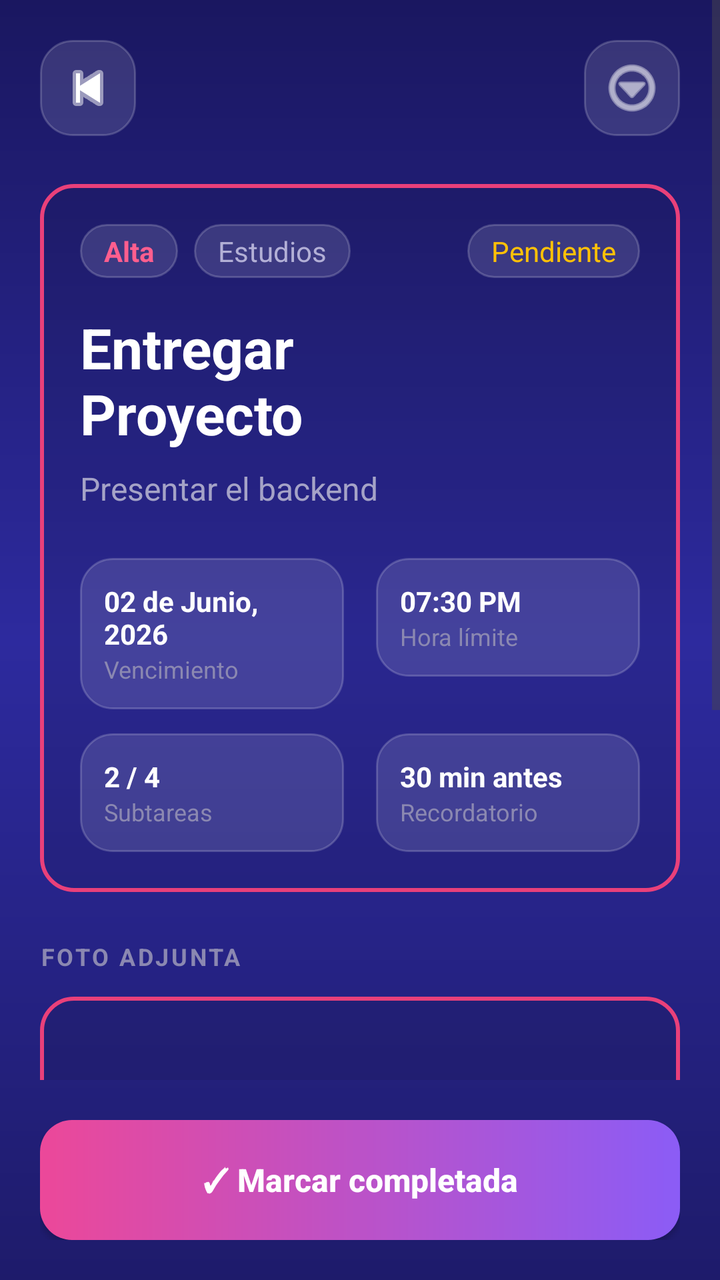
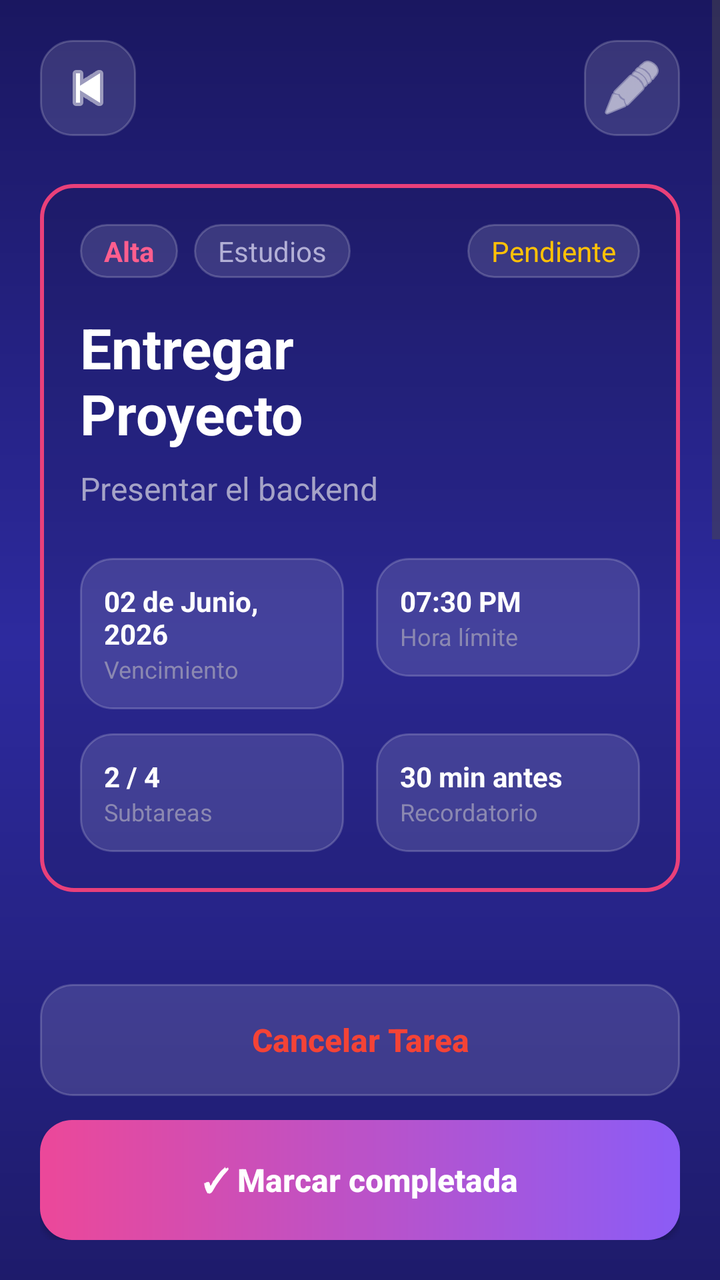

Screens rendered from an Android XML layout before and after an edit, with the pre-edit source and the edit as a unified diff.
<!-- AndroidManifest.xml: application theme Theme.AppTareas -->
<!-- res/layout/detalle_tarea.xml -->
<?xml version="1.0" encoding="utf-8"?>
<androidx.constraintlayout.widget.ConstraintLayout
    xmlns:android="http://schemas.android.com/apk/res/android"
    xmlns:app="http://schemas.android.com/apk/res-auto"
    android:layout_width="match_parent"
    android:layout_height="match_parent"
    android:background="@drawable/bg_gradient_login">

    <ScrollView
        android:id="@+id/scrollView"
        android:layout_width="match_parent"
        android:layout_height="0dp"
        android:clipToPadding="false"
        android:paddingBottom="20dp"
        app:layout_constraintTop_toTopOf="parent"
        app:layout_constraintBottom_toTopOf="@+id/bottom_container"
        app:layout_constraintStart_toStartOf="parent"
        app:layout_constraintEnd_toEndOf="parent">

        <LinearLayout
            android:layout_width="match_parent"
            android:layout_height="wrap_content"
            android:orientation="vertical"
            android:padding="20dp">

            <RelativeLayout
                android:layout_width="match_parent"
                android:layout_height="wrap_content"
                android:layout_marginBottom="24dp">

                <ImageButton
                    android:id="@+id/btn_back"
                    android:layout_width="48dp"
                    android:layout_height="48dp"
                    android:layout_alignParentStart="true"
                    android:background="@drawable/bg_glass_input"
                    android:src="@android:drawable/ic_media_previous"
                    android:contentDescription="@string/desc_boton_volver"
                    app:tint="#FFFFFF" />

                <ImageButton
                    android:id="@+id/btn_options"
                    android:layout_width="48dp"
                    android:layout_height="48dp"
                    android:layout_alignParentEnd="true"
                    android:background="@drawable/bg_glass_input"
                    android:src="@android:drawable/ic_menu_more"
                    android:contentDescription="@string/desc_boton_opciones"
                    app:tint="#FFFFFF" />
            </RelativeLayout>

            <LinearLayout
                android:layout_width="match_parent"
                android:layout_height="wrap_content"
                android:background="@drawable/bg_option_selected"
                android:orientation="vertical"
                android:padding="20dp">

                <RelativeLayout
                    android:layout_width="match_parent"
                    android:layout_height="wrap_content"
                    android:layout_marginBottom="16dp">

                    <LinearLayout
                        android:layout_width="wrap_content"
                        android:layout_height="wrap_content"
                        android:orientation="horizontal">

                        <TextView
                            android:id="@+id/tv_prioridad"
                            android:layout_width="wrap_content"
                            android:layout_height="wrap_content"
                            android:text="@string/prioridad_alta"
                            android:textColor="#FF5E8E"
                            android:textStyle="bold"
                            android:paddingHorizontal="12dp"
                            android:paddingVertical="4dp"
                            android:background="@drawable/bg_glass_input" />

                        <TextView
                            android:id="@+id/tv_categoria"
                            android:layout_width="wrap_content"
                            android:layout_height="wrap_content"
                            android:layout_marginStart="8dp"
                            android:text="@string/cat_estudios"
                            android:textColor="#B3B0D6"
                            android:paddingHorizontal="12dp"
                            android:paddingVertical="4dp"
                            android:background="@drawable/bg_glass_input" />
                    </LinearLayout>

                    <TextView
                        android:id="@+id/tv_estado"
                        android:layout_width="wrap_content"
                        android:layout_height="wrap_content"
                        android:layout_alignParentEnd="true"
                        android:text="@string/estado_pendiente"
                        android:textColor="#FFC107"
                        android:paddingHorizontal="12dp"
                        android:paddingVertical="4dp"
                        android:background="@drawable/bg_glass_input" />
                </RelativeLayout>

                <TextView
                    android:id="@+id/tv_titulo_tarea"
                    android:layout_width="match_parent"
                    android:layout_height="wrap_content"
                    android:text="@string/titulo_tarea_ejemplo"
                    android:textColor="#FFFFFF"
                    android:textSize="28sp"
                    android:textStyle="bold"
                    android:layout_marginBottom="8dp"/>

                <TextView
                    android:id="@+id/tv_descripcion_tarea"
                    android:layout_width="match_parent"
                    android:layout_height="wrap_content"
                    android:text="@string/desc_tarea_ejemplo"
                    android:textColor="#A5A3C7"
                    android:textSize="16sp"
                    android:layout_marginBottom="24dp"/>

                <GridLayout
                    android:layout_width="match_parent"
                    android:layout_height="wrap_content"
                    android:columnCount="2"
                    android:rowCount="2">

                    <LinearLayout
                        android:layout_width="0dp"
                        android:layout_height="wrap_content"
                        android:layout_columnWeight="1"
                        android:layout_marginEnd="8dp"
                        android:layout_marginBottom="12dp"
                        android:background="@drawable/bg_glass_input"
                        android:orientation="vertical"
                        android:padding="12dp">
                        <TextView
                            android:id="@+id/tv_fecha"
                            android:layout_width="wrap_content"
                            android:layout_height="wrap_content"
                            android:text="02 de Junio, 2026"
                            android:textColor="#FFFFFF"
                            android:textStyle="bold"/>

                        <TextView
                            android:layout_width="wrap_content"
                            android:layout_height="wrap_content"
                            android:text="@string/label_vencimiento"
                            android:textColor="#8B88B1"
                            android:textSize="12sp"/>
                    </LinearLayout>

                    <LinearLayout
                        android:layout_width="0dp"
                        android:layout_height="wrap_content"
                        android:layout_columnWeight="1"
                        android:layout_marginStart="8dp"
                        android:layout_marginBottom="12dp"
                        android:background="@drawable/bg_glass_input"
                        android:orientation="vertical"
                        android:padding="12dp">
                        <TextView
                            android:id="@+id/tv_hora"
                            android:layout_width="wrap_content"
                            android:layout_height="wrap_content"
                            android:text="07:30 PM"
                            android:textColor="#FFFFFF"
                            android:textStyle="bold"/>
                        <TextView
                            android:layout_width="wrap_content"
                            android:layout_height="wrap_content"
                            android:text="@string/label_hora_limite"
                            android:textColor="#8B88B1"
                            android:textSize="12sp"/>
                    </LinearLayout>

                    <LinearLayout
                        android:layout_width="0dp"
                        android:layout_height="wrap_content"
                        android:layout_columnWeight="1"
                        android:layout_marginEnd="8dp"
                        android:background="@drawable/bg_glass_input"
                        android:orientation="vertical"
                        android:padding="12dp">
                        <TextView
                            android:layout_width="wrap_content"
                            android:layout_height="wrap_content"
                            android:text="@string/subtareas_ejemplo"
                            android:textColor="#FFFFFF"
                            android:textStyle="bold"/>
                        <TextView
                            android:layout_width="wrap_content"
                            android:layout_height="wrap_content"
                            android:text="@string/label_subtareas"
                            android:textColor="#8B88B1"
                            android:textSize="12sp"/>
                    </LinearLayout>

                    <LinearLayout
                        android:layout_width="0dp"
                        android:layout_height="wrap_content"
                        android:layout_columnWeight="1"
                        android:layout_marginStart="8dp"
                        android:background="@drawable/bg_glass_input"
                        android:orientation="vertical"
                        android:padding="12dp">
                        <TextView
                            android:layout_width="wrap_content"
                            android:layout_height="wrap_content"
                            android:text="@string/recordatorio_ejemplo"
                            android:textColor="#FFFFFF"
                            android:textStyle="bold"/>
                        <TextView
                            android:layout_width="wrap_content"
                            android:layout_height="wrap_content"
                            android:text="@string/label_recordatorio"
                            android:textColor="#8B88B1"
                            android:textSize="12sp"/>
                    </LinearLayout>

                </GridLayout>
            </LinearLayout>

            <TextView
                android:layout_width="wrap_content"
                android:layout_height="wrap_content"
                android:layout_marginTop="24dp"
                android:layout_marginBottom="12dp"
                android:text="@string/label_foto_adjunta"
                android:textColor="#8B88B1"
                android:textStyle="bold"
                android:letterSpacing="0.1"
                android:textSize="12sp"/>

            <FrameLayout
                android:layout_width="match_parent"
                android:layout_height="120dp"
                android:background="@drawable/bg_option_selected">
                <TextView
                    android:layout_width="wrap_content"
                    android:layout_height="wrap_content"
                    android:text="@string/foto_ejemplo"
                    android:textColor="#B3B0D6"
                    android:layout_gravity="center"/>
            </FrameLayout>

            <TextView
                android:layout_width="wrap_content"
                android:layout_height="wrap_content"
                android:layout_marginTop="24dp"
                android:layout_marginBottom="12dp"
                android:text="@string/label_ubicacion"
                android:textColor="#8B88B1"
                android:textStyle="bold"
                android:letterSpacing="0.1"
                android:textSize="12sp"/>

            <FrameLayout
                android:layout_width="match_parent"
                android:layout_height="100dp"
                android:background="@drawable/bg_option_selected"/>

        </LinearLayout>
    </ScrollView>

    <LinearLayout
        android:id="@+id/bottom_container"
        android:layout_width="match_parent"
        android:layout_height="wrap_content"
        android:orientation="horizontal"
        android:padding="20dp"
        app:layout_constraintBottom_toBottomOf="parent"
        app:layout_constraintStart_toStartOf="parent"
        app:layout_constraintEnd_toEndOf="parent">

        <androidx.appcompat.widget.AppCompatButton
            android:id="@+id/btn_completar"
            android:layout_width="0dp"
            android:layout_height="60dp"
            android:layout_weight="1"
            android:background="@drawable/bg_button_gradient"
            android:text="@string/btn_marcar_completada"
            android:textColor="#FFFFFF"
            android:textAllCaps="false"
            android:textStyle="bold"
            android:textSize="16sp"/>

    </LinearLayout>

</androidx.constraintlayout.widget.ConstraintLayout>
<!-- resources referenced by this layout -->
<resources>
  <!-- drawable bg_button_gradient (drawable) -->
  <?xml version="1.0" encoding="utf-8"?>
  <shape xmlns:android="http://schemas.android.com/apk/res/android"
      android:shape="rectangle">
      <gradient
          android:type="linear"
          android:angle="0"
          android:startColor="#FFEC4899"
          android:endColor="#FF8B5CF6" />
      <corners android:radius="16dp" />
  </shape>
  <!-- drawable bg_glass_input (drawable) -->
  <?xml version="1.0" encoding="utf-8"?>
  <shape xmlns:android="http://schemas.android.com/apk/res/android">
      <solid android:color="#20FFFFFF" />
  
      <corners android:radius="16dp" />
  
      <stroke
          android:width="1dp"
          android:color="#30FFFFFF" />
  </shape>
  <!-- drawable bg_gradient_login (drawable) -->
  <?xml version="1.0" encoding="utf-8"?>
  <shape xmlns:android="http://schemas.android.com/apk/res/android">
  
      <gradient
          android:type="linear"
          android:angle="160"
          android:startColor="#FF1A1760"
          android:centerColor="#FF2D2A9E"
          android:endColor="#FF1E1B6B" />
  
  
  </shape>
  <!-- drawable bg_option_selected (drawable) -->
  <?xml version="1.0" encoding="utf-8"?>
  <shape xmlns:android="http://schemas.android.com/apk/res/android">
      <solid android:color="#2015152A" />
  
      <corners android:radius="16dp" />
  
      <stroke
          android:width="2dp"
          android:color="#E9407A" />
  </shape>
  <string name="btn_marcar_completada">✓ Marcar completada</string>
  <string name="cat_estudios">Estudios</string>
  <string name="desc_boton_opciones">Opciones de la tarea</string>
  <string name="desc_boton_volver">Volver atrás</string>
  <string name="desc_tarea_ejemplo">Presentar el backend</string>
  <string name="estado_pendiente">Pendiente</string>
  <string name="foto_ejemplo">foto.jpg</string>
  <string name="label_foto_adjunta">FOTO ADJUNTA</string>
  <string name="label_hora_limite">Hora límite</string>
  <string name="label_recordatorio">Recordatorio</string>
  <string name="label_subtareas">Subtareas</string>
  <string name="label_ubicacion">UBICACIÓN</string>
  <string name="label_vencimiento">Vencimiento</string>
  <string name="prioridad_alta">Alta</string>
  <string name="recordatorio_ejemplo">30 min antes</string>
  <string name="subtareas_ejemplo">2 / 4</string>
  <string name="titulo_tarea_ejemplo">Entregar\nProyecto</string>
  <style name="Theme.AppTareas" parent="Base.Theme.AppTareas" />
  <style name="Base.Theme.AppTareas" parent="Theme.Material3.DayNight.NoActionBar">
          
          
      </style>
</resources>

<!-- the commit's change to res/layout/detalle_tarea.xml (unified diff, before → after) -->
@@ -44,7 +44,7 @@
                     android:layout_height="48dp"
                     android:layout_alignParentEnd="true"
                     android:background="@drawable/bg_glass_input"
-                    android:src="@android:drawable/ic_menu_more"
+                    android:src="@android:drawable/ic_menu_edit"
                     android:contentDescription="@string/desc_boton_opciones"
                     app:tint="#FFFFFF" />
             </RelativeLayout>
@@ -268,17 +268,28 @@
         android:id="@+id/bottom_container"
         android:layout_width="match_parent"
         android:layout_height="wrap_content"
-        android:orientation="horizontal"
+        android:orientation="vertical"
         android:padding="20dp"
         app:layout_constraintBottom_toBottomOf="parent"
         app:layout_constraintStart_toStartOf="parent"
         app:layout_constraintEnd_toEndOf="parent">
 
         <androidx.appcompat.widget.AppCompatButton
+            android:id="@+id/btn_cancelar"
+            android:layout_width="match_parent"
+            android:layout_height="56dp"
+            android:layout_marginBottom="12dp"
+            android:background="@drawable/bg_glass_input"
+            android:text="Cancelar Tarea"
+            android:textAllCaps="false"
+            android:textColor="#F44336"
+            android:textSize="16sp"
+            android:textStyle="bold" />
+
+        <androidx.appcompat.widget.AppCompatButton
             android:id="@+id/btn_completar"
-            android:layout_width="0dp"
+            android:layout_width="match_parent"
             android:layout_height="60dp"
-            android:layout_weight="1"
             android:background="@drawable/bg_button_gradient"
             android:text="@string/btn_marcar_completada"
             android:textColor="#FFFFFF"
